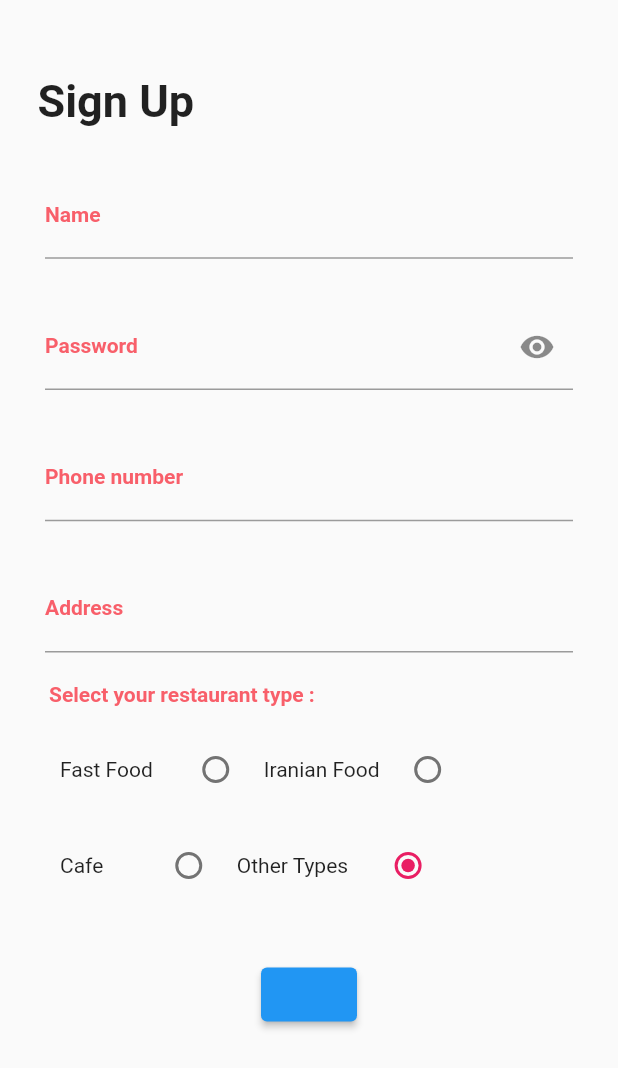
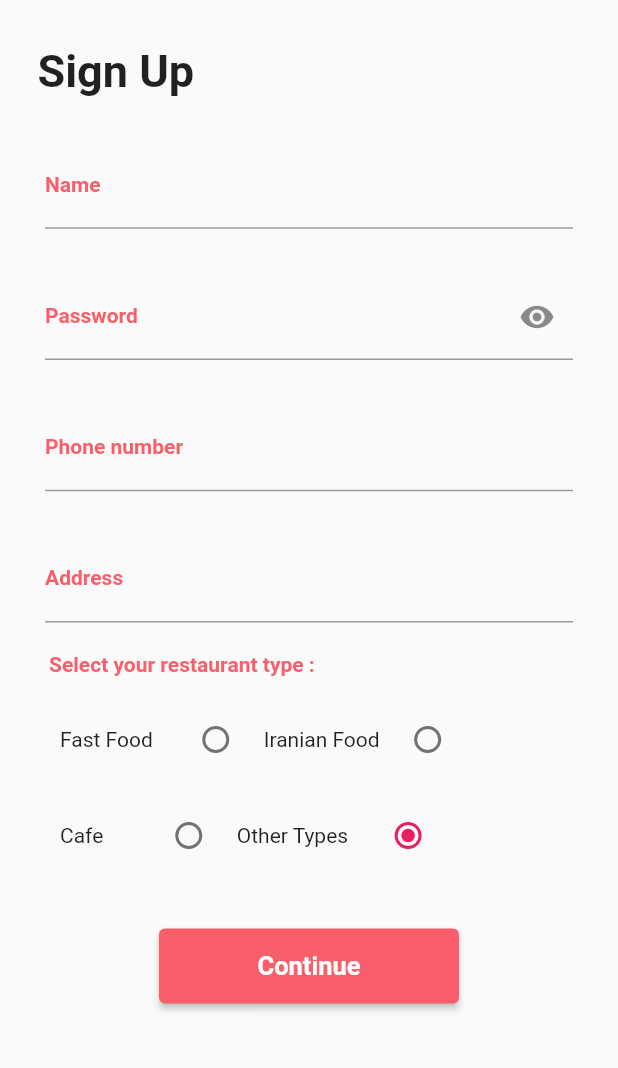
Before and after one commit to amir-r-z-a/chf-restaurant-App, a Flutter app: the screen it shows after launch, on a phone screen of 412 x 824 dp. Shown: the top 1068 px of the screen. Run offline on Flutter 3.47's test engine with Material 2 defaults, Android fonts, the phone set to English and light mode, and no system bars; missing offline and left inert: dart:html.

Commit message:
continue button colorized

```diff
--- a/lib/Screens/SignUpScreen.dart
+++ b/lib/Screens/SignUpScreen.dart
@@ -1,5 +1,6 @@
 import 'package:chfrestaurant/Common/Text/MyTextFormField.dart';
 import 'package:chfrestaurant/Common/Text/TitleText.dart';
+import 'package:chfrestaurant/Common/Text/WhiteText.dart';
 import 'package:flutter/cupertino.dart';
 import 'package:flutter/material.dart';
 
@@ -31,7 +32,7 @@ class _SignUpScreenState extends State<SignUpScreen> {
           child: Column(
             children: [
               Container(
-                  margin: EdgeInsets.fromLTRB(25, 50, 0, 0),
+                  margin: EdgeInsets.fromLTRB(25, 30, 0, 0),
                   child: Row(
                     children: [
                       Text(
@@ -164,8 +165,15 @@ class _SignUpScreenState extends State<SignUpScreen> {
                   ),
                 ),
               ),
-              ElevatedButton(
-                  child: Text(""),
+              Container(
+                margin: EdgeInsets.only(bottom: 50),
+                child: ConstrainedBox(
+                  constraints: BoxConstraints.tightFor(width: 200, height: 50),
+                  child: ElevatedButton(
+                    style: ElevatedButton.styleFrom(
+                      primary: Color.fromRGBO(248, 95, 106, 1),
+                    ),
+                      child: WhiteText("Continue"),
                     onPressed: (){
                         if(_formkey.currentState.validate()){
                           setState(() {
@@ -173,6 +181,8 @@ class _SignUpScreenState extends State<SignUpScreen> {
                           });
                         }
                     },
+                  ),
+                ),
               )
             ],
           ),
```
Lines whose indentation alone changed are shown as unchanged.
